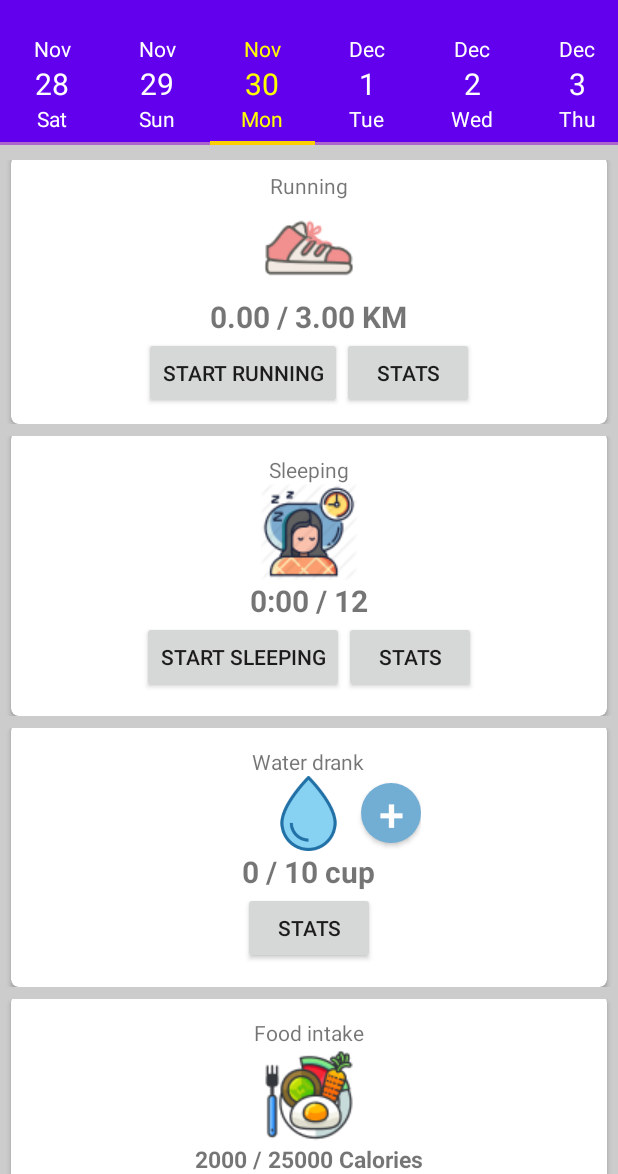
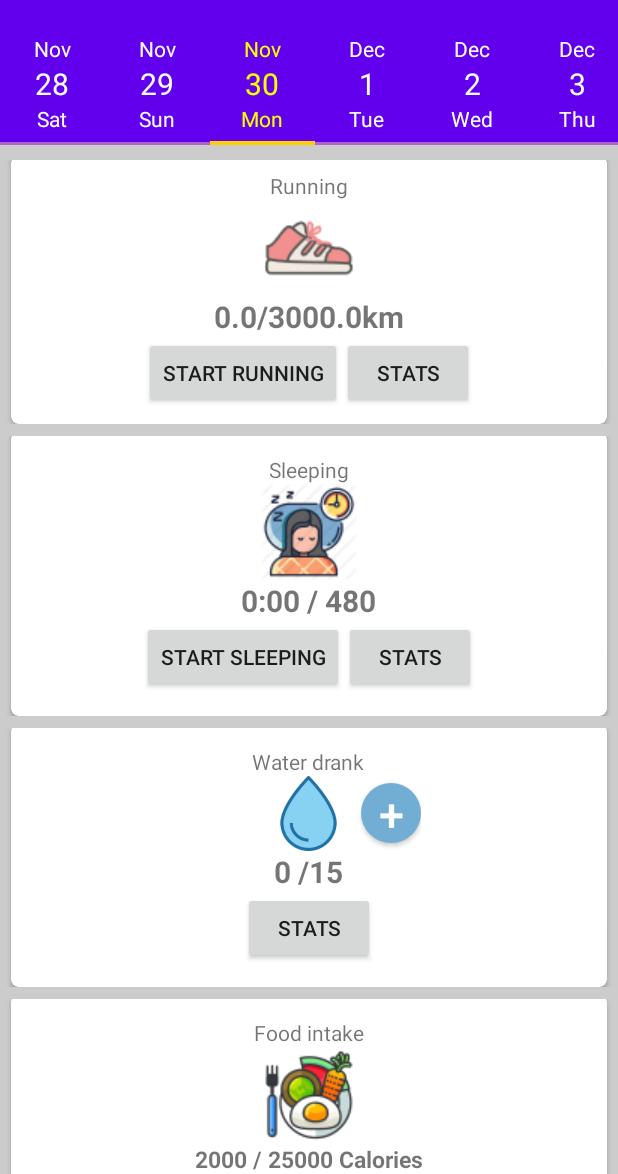
Before and after one commit to PLHieu/Healthy-Lifestyle, an Android app: the screen it shows after launch (MainActivity), on a phone screen of 412 x 824 dp, the part 62-1236 px from its top. Run offline under Robolectric (Android 15) with nearby library versions, the phone set to English and light mode, and no system bars; our stand-ins replace Room's generated code; libraries missing offline, so code that uses them is left out: com.mapbox.geojson, com.mapbox.mapboxsdk, com.mapbox.turf; Roboto replaces fonts that are not available here; 1 statement that could not run was skipped.

Commit message:
fixed water

```diff
--- a/app/src/main/java/com/example/awesomehabit/CustomPageAdapter.java
+++ b/app/src/main/java/com/example/awesomehabit/CustomPageAdapter.java
@@ -19,6 +19,7 @@ import androidx.viewpager.widget.PagerAdapter;
 
 import com.example.awesomehabit.database.AppDatabase;
 import com.example.awesomehabit.database.Habit;
+import com.example.awesomehabit.database.running.Run;
 import com.example.awesomehabit.database.sleeping.SleepNight;
 import com.example.awesomehabit.database.water.Water;
 import com.example.awesomehabit.running.demo;
@@ -32,9 +33,7 @@ import java.util.List;
 public class CustomPageAdapter extends PagerAdapter implements View.OnClickListener {
     private Context mContext;
     private  List<SleepNight> sleepNightList;
-    private int waterIntake=0;
     AppDatabase db;
-    List<Integer> goals;
 
     public CustomPageAdapter(Context mContext,AppDatabase db) {
         this.mContext = mContext;
@@ -52,17 +51,20 @@ public class CustomPageAdapter extends PagerAdapter implements View.OnClickListe
     @NonNull
     @Override
     public Object instantiateItem(@NonNull ViewGroup collection, int position) {
-        goals=new ArrayList<>();
-
         LayoutInflater inflater = LayoutInflater.from(mContext);
         ViewGroup layout = (ViewGroup) inflater.inflate(R.layout.card_list, collection, false);
 
         Button btnRun=(Button)layout.findViewById(R.id.startRunning);
         Button btnSleep=(Button)layout.findViewById(R.id.startSleeping);
         Button btnMeal=(Button)layout.findViewById(R.id.btnMeal);
+
         TextView distance=layout.findViewById(R.id.runDistance);
         TextView sleepTime=layout.findViewById(R.id.sleepTime);
         TextView tvWater=layout.findViewById(R.id.tvWater);
+        TextView sleepTimeGoal=layout.findViewById(R.id.sleepTimeGoal);
+        TextView tvWaterGoal=layout.findViewById(R.id.tvWaterGoal);
+        TextView distanceGoal=layout.findViewById(R.id.runDistanceGoal);
+
         Button btnAddWater=layout.findViewById(R.id.btn_waterAdd);
         Button btnMinusWater=layout.findViewById(R.id.btn_waterMinus);
 
@@ -76,13 +78,19 @@ public class CustomPageAdapter extends PagerAdapter implements View.OnClickListe
         pageDay.set(Calendar.SECOND,0);
         pageDay.set(Calendar.MILLISECOND,0);
 
-        goals=db.goalDao().getTargets().getValue();
-        if(goals==null){
-            goals=new ArrayList<>();
-            goals.add(99);
-            goals.add(69);
-            goals.add(12);
+        db.runDao().getHabitFrom(pageDay).observe((AppCompatActivity) mContext, new Observer<List<Run>>() {
+            @Override
+            public void onChanged(List<Run> runList) {
+                int totalRunDistance=0;
+                if (runList != null && runList.size()>0){
+
+                    for(int i=0;i<runList.size();i++){
+                        totalRunDistance+=runList.get(i).distance;
                     }
+                }
+                distance.setText(String.valueOf((float)totalRunDistance/1000)+"/");
+            }
+        });
         db.sleepDao().getHabitFrom(pageDay).observe((AppCompatActivity)mContext, new Observer<List<SleepNight>>() {
             @Override
             public void onChanged(List<SleepNight> sleepNights) {
@@ -92,10 +100,10 @@ public class CustomPageAdapter extends PagerAdapter implements View.OnClickListe
                     for (int i=0;i<sleepNights.size();i++){
                         totalSleepDuration+=sleepNights.get(i).getSleepDuration();
                     }
-                    sleepTime.setText(String.valueOf(totalSleepDuration)+" / "+goals.get(2));
+                    sleepTime.setText(String.valueOf(totalSleepDuration)+" / ");
                 }
                 else{
-                    sleepTime.setText("0:00 / "+goals.get(2));
+                    sleepTime.setText("0:00 / ");
                 }
 
             }
@@ -107,7 +115,7 @@ public class CustomPageAdapter extends PagerAdapter implements View.OnClickListe
                 //waterIntake=water.inTake;
                 if(water!=null)
                 {
-                    tvWater.setText(String.valueOf(water.inTake)+" / "+goals.get(1));
+                    tvWater.setText(String.valueOf(water.inTake)+" / ");
                     if (water.inTake>0)
                         btnMinusWater.setVisibility(View.VISIBLE);
                     else
@@ -125,10 +133,14 @@ public class CustomPageAdapter extends PagerAdapter implements View.OnClickListe
             @Override
             public void onChanged(List<Integer> targets) {
                 if(targets!=null){
-                    goals=targets;
+                    distanceGoal.setText(String.valueOf((float)targets.get(Habit.TYPE_RUN)) +"km");
+                    sleepTimeGoal.setText(String.valueOf(targets.get(Habit.TYPE_SLEEP)));
+                    tvWaterGoal.setText(String.valueOf(targets.get(Habit.TYPE_COUNT)));
                 }
             }
         });
+
+
 
         btnRun.setOnClickListener(this);
         btnSleep.setOnClickListener(this);
@@ -167,8 +179,6 @@ public class CustomPageAdapter extends PagerAdapter implements View.OnClickListe
                 break;
             }
             case R.id.btnMeal:{
-                //Intent intent = new Intent(mContext, MealActivity.class);
-                //mContext.startActivity(intent);
                 Toast.makeText(mContext,"This feature is coming soon!",Toast.LENGTH_LONG).show();
                 break;
             }
@@ -194,7 +204,10 @@ public class CustomPageAdapter extends PagerAdapter implements View.OnClickListe
             }
             case R.id.btn_waterAdd:{
                 LiveData<Water> waters= db.waterDao().getHabitFrom(CustomCalendarView.currentDay);
-                Water water=waters.getValue();
+                Observer observer=new Observer<Water>() {
+                    @Override
+                    public void onChanged(Water water) {
+                        waters.removeObserver(this);
                         if(water!=null)
                         {
                             water.inTake++;
@@ -204,23 +217,29 @@ public class CustomPageAdapter extends PagerAdapter implements View.OnClickListe
                             Water w=new Water(Habit.TYPE_COUNT,CustomCalendarView.currentDay,1);
                             db.waterDao().insert(w);
                         }
+                    }
+                };
+                waters.observe((AppCompatActivity)mContext,observer);
                 break;
             }
             case R.id.btn_waterMinus:{
                 LiveData<Water> waters= db.waterDao().getHabitFrom(CustomCalendarView.currentDay);
-                Water water=waters.getValue();
+                Observer observer=new Observer<Water>() {
+                    @Override
+                    public void onChanged(Water water) {
+                        waters.removeObserver(this);
                         if(water!=null)
-                {
-                    if(water.inTake>0)
                         {
                             water.inTake--;
                             db.waterDao().update(water);
-                    }
                         }
                         else{
                             Water w=new Water(Habit.TYPE_COUNT,CustomCalendarView.currentDay,0);
                             db.waterDao().insert(w);
                         }
+                    }
+                };
+                waters.observe((AppCompatActivity)mContext,observer);
                 break;
             }
         }
--- a/app/src/main/java/com/example/awesomehabit/database/GoalDao.java
+++ b/app/src/main/java/com/example/awesomehabit/database/GoalDao.java
@@ -14,7 +14,7 @@ public interface GoalDao {
     void update(Goal goal);
     @Insert
     void insert(Goal goal);
-    @Query("SELECT target from goal")
+    @Query("SELECT target from goal order by type")
     LiveData<List<Integer>> getTargets();
 
     @Query("SELECT target from goal where type=:t limit 1")
--- a/app/src/main/java/com/example/awesomehabit/database/water/WaterDao.java
+++ b/app/src/main/java/com/example/awesomehabit/database/water/WaterDao.java
@@ -22,12 +22,10 @@ public interface WaterDao extends HabitDao {
     int getType();
 
     @TypeConverters(Converters.class)
-    //@Query("SELECT * from daily_water_table where time = :calendar")
-    //LiveData <List<Water>> getHabitFrom(Calendar calendar);
-
     @Query("SELECT * from daily_water_table where time = :calendar")
     LiveData<Water> getHabitFrom(Calendar calendar);
-
+    @Query("SELECT * FROM DAILY_WATER_TABLE")
+    List<Water> getAllWater();
     @Insert
     void insert(Water water);
     @Delete
--- a/app/src/main/res/layout/counting_card.xml
+++ b/app/src/main/res/layout/counting_card.xml
@@ -40,13 +40,26 @@
             android:background="@drawable/round_button"
             android:textColor="@color/white"/>
     </LinearLayout>
-    <TextView
+    <LinearLayout
         android:layout_width="wrap_content"
-        android:layout_height="match_parent"
-        android:text="0 / 10 cup"
-        android:textSize="20dp"
-        android:textStyle="bold"
-        android:id="@+id/tvWater"/>
+        android:layout_height="wrap_content"
+        android:orientation="horizontal">
+        <TextView
+            android:layout_width="wrap_content"
+            android:layout_height="match_parent"
+            android:text="0 /"
+            android:textSize="20dp"
+            android:textStyle="bold"
+            android:id="@+id/tvWater"/>
+        <TextView
+            android:layout_width="wrap_content"
+            android:layout_height="match_parent"
+            android:text="10 cups"
+            android:textSize="20dp"
+            android:textStyle="bold"
+            android:id="@+id/tvWaterGoal"/>
+    </LinearLayout>
+
     <Button
         android:layout_width="wrap_content"
         android:layout_height="wrap_content"
--- a/app/src/main/res/layout/running_card.xml
+++ b/app/src/main/res/layout/running_card.xml
@@ -15,13 +15,26 @@
         android:layout_height="wrap_content"
         android:src="@drawable/shoes"
         android:id="@+id/runHabitIcon"/>
-    <TextView
+    <LinearLayout
         android:layout_width="wrap_content"
-        android:layout_height="match_parent"
-        android:text="0.00 / 3.00 KM"
-        android:textSize="20dp"
-        android:id="@+id/runDistance"
-        android:textStyle="bold"/>
+        android:layout_height="wrap_content"
+        android:orientation="horizontal">
+        <TextView
+            android:layout_width="wrap_content"
+            android:layout_height="match_parent"
+            android:text="0.00 / "
+            android:textSize="20dp"
+            android:id="@+id/runDistance"
+            android:textStyle="bold"/>
+        <TextView
+            android:layout_width="wrap_content"
+            android:layout_height="match_parent"
+            android:text="3.00 KM"
+            android:textSize="20dp"
+            android:id="@+id/runDistanceGoal"
+            android:textStyle="bold"/>
+    </LinearLayout>
+
     <LinearLayout
         android:layout_width="wrap_content"
         android:layout_height="wrap_content">
--- a/app/src/main/res/layout/sleeping_card.xml
+++ b/app/src/main/res/layout/sleeping_card.xml
@@ -16,13 +16,26 @@
         android:layout_height="wrap_content"
         android:src="@drawable/sleep"
         android:id="@+id/sleepHabitIcon"/>
-    <TextView
+    <LinearLayout
         android:layout_width="wrap_content"
-        android:layout_height="match_parent"
-        android:text="0:00 / 8:00 Hours"
-        android:textSize="20dp"
-        android:textStyle="bold"
-        android:id="@+id/sleepTime"/>
+        android:layout_height="wrap_content"
+        android:orientation="horizontal">
+        <TextView
+            android:layout_width="wrap_content"
+            android:layout_height="match_parent"
+            android:text="0:00 /"
+            android:textSize="20dp"
+            android:textStyle="bold"
+            android:id="@+id/sleepTime"/>
+        <TextView
+            android:layout_width="wrap_content"
+            android:layout_height="match_parent"
+            android:text="8:00 Hours"
+            android:textSize="20dp"
+            android:textStyle="bold"
+            android:id="@+id/sleepTimeGoal"/>
+    </LinearLayout>
+
     <LinearLayout
         android:layout_width="wrap_content"
         android:layout_height="wrap_content">
```
Lines whose indentation alone changed are shown as unchanged.
